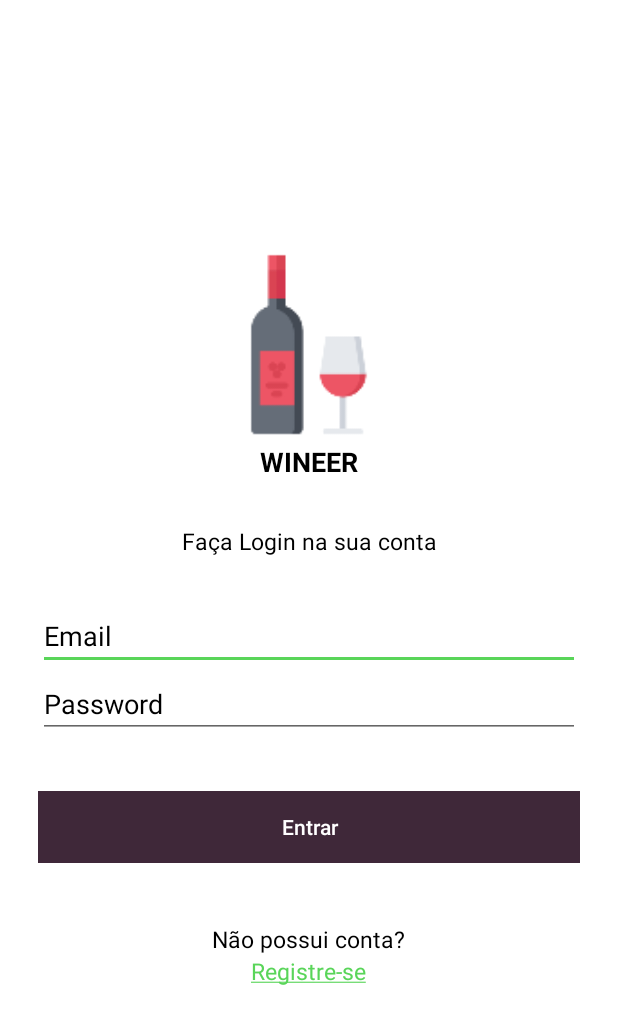
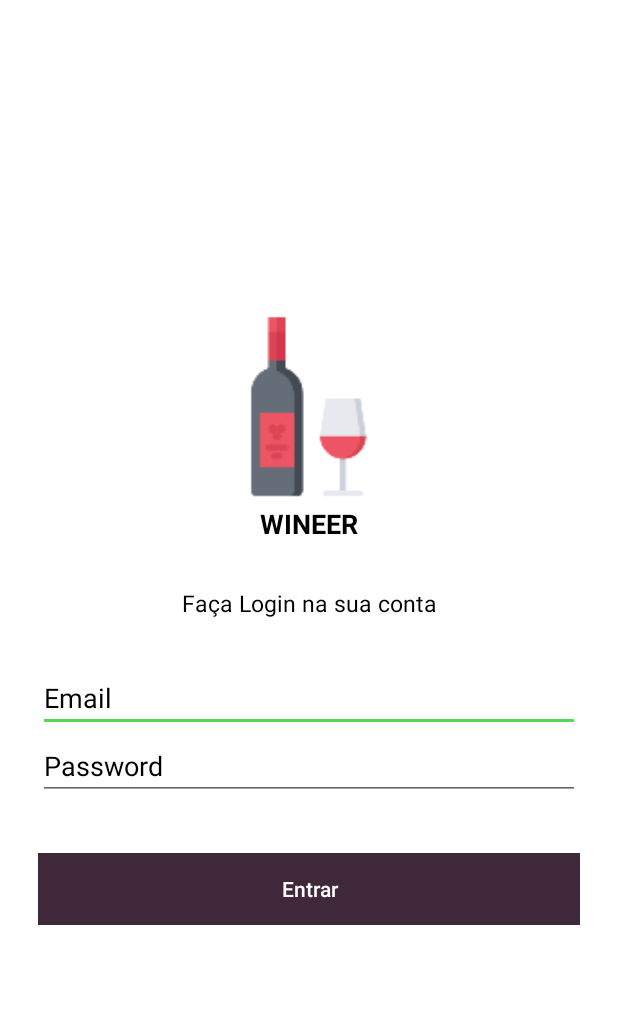
Before and after one commit to Vinho-Verde-Project/mobile, an Android app: the screen it shows after launch (LoginActivity), on a phone screen of 412 x 824 dp. Shown: the top 1024 px of the screen. Run offline under Robolectric (Android 15) with nearby library versions, the phone set to English and light mode, and no system bars.

Commit message:
fix login page

```diff
--- a/app/src/main/java/com/example/login/IVolley.kt
+++ /dev/null
@@ -1,5 +0,0 @@
-package com.example.login
-
-interface IVolley {
-    fun onResponse(response:String)
-}
--- a/app/src/main/java/com/example/login/ui/login/LoginActivity.kt
+++ b/app/src/main/java/com/example/login/ui/login/LoginActivity.kt
@@ -12,30 +12,16 @@ import android.text.TextWatcher
 import android.view.View
 import android.view.inputmethod.EditorInfo
 import android.widget.*
-import com.android.volley.Request
-import com.android.volley.Response
-import com.android.volley.toolbox.JsonObjectRequest
-import com.android.volley.toolbox.StringRequest
-import com.android.volley.toolbox.Volley
-import com.example.login.IVolley
 import com.example.login.MainActivity
-import com.example.login.MyVolleyRequest
 
 import com.example.login.R
-import kotlinx.android.synthetic.main.activity_main.*
 import org.json.JSONObject
-import java.lang.reflect.Method
 
-class LoginActivity : AppCompatActivity(), IVolley {
+class LoginActivity : AppCompatActivity() {
 
     private lateinit var loginViewModel: LoginViewModel
     val url= "https://jsonplaceholder.typicode.com/posts"
     val jsonobj = JSONObject()
-
-    override fun onResponse(response: String) {
-        //show toast
-        Toast.makeText(this@LoginActivity, ""+response,Toast.LENGTH_SHORT).show()
-    }
 
     override fun onCreate(savedInstanceState: Bundle?) {
         super.onCreate(savedInstanceState)
@@ -111,23 +97,24 @@ class LoginActivity : AppCompatActivity(), IVolley {
 
             login.setOnClickListener {
 
-                jsonobj.put("username", username.text.toString())
-                jsonobj.put("password", password.text.toString())
-                val queue = Volley.newRequestQueue(this@LoginActivity)
-                val request = JsonObjectRequest(Request.Method.POST, url, jsonobj,
-                    Response.Listener {
+                //jsonobj.put("username", username.text.toString())
+                //jsonobj.put("password", password.text.toString())
+                //val queue = Volley.newRequestQueue(this@LoginActivity)
+                //val request = JsonObjectRequest(Request.Method.POST, url, jsonobj,
+                //    Response.Listener {
                         // start your next activity
-                            response -> startActivity(intent)
-                    }, Response.ErrorListener {
-                        Toast.makeText(this@LoginActivity, "something is wrong, try again" , Toast.LENGTH_SHORT).show()
-                    })
-                queue.add(request)
+                //          response -> startActivity(intent)
+                //  }, Response.ErrorListener {
+                //  Toast.makeText(this@LoginActivity, "something is wrong, try again" , Toast.LENGTH_SHORT).show()
+                //  })
+                //queue.add(request)
+                startActivity(intent)
             }
 
-            register.setOnClickListener {
+            //register.setOnClickListener {
                 // start your next activity
-                startActivity(intent2)
-            }
+              //  startActivity(intent2)
+            //}
 
         }
     }
--- a/app/src/main/res/layout/activity_login.xml
+++ b/app/src/main/res/layout/activity_login.xml
@@ -96,24 +96,24 @@
 
         </LinearLayout>
 
-        <TextView
-            android:layout_height="wrap_content"
-            android:layout_width="wrap_content"
-            android:id="@+id/textview_naopossuiconta"
-            android:textSize="15dp"
-            android:textColor="#000000"
-            android:paddingTop="40dp"
-            android:text="Não possui conta?">
-        </TextView>
+<!--        <TextView-->
+<!--            android:layout_height="wrap_content"-->
+<!--            android:layout_width="wrap_content"-->
+<!--            android:id="@+id/textview_naopossuiconta"-->
+<!--            android:textSize="15dp"-->
+<!--            android:textColor="#000000"-->
+<!--            android:paddingTop="40dp"-->
+<!--            android:text="Não possui conta?">-->
+<!--        </TextView>-->
 
-        <TextView
-            android:layout_width="wrap_content"
-            android:layout_height="wrap_content"
-            android:textSize="15dp"
-            android:textColor="@color/colorAccent"
-            android:text="@string/my_text2"
-            android:id="@+id/textview_register"
-            />
+<!--        <TextView-->
+<!--            android:layout_width="wrap_content"-->
+<!--            android:layout_height="wrap_content"-->
+<!--            android:textSize="15dp"-->
+<!--            android:textColor="@color/colorAccent"-->
+<!--            android:text="@string/my_text2"-->
+<!--            android:id="@+id/textview_register"-->
+<!--            />-->
 
     <ProgressBar
         android:id="@+id/loading"
```
Also changed, not shown: app/src/main/java/com/example/login/MainActivity.kt (+1 -7 lines), app/src/main/java/com/example/login/MyVolleyRequest.kt (deleted, +0 -76 lines), app/src/main/res/layout/activity_main.xml (+0 -26 lines).
